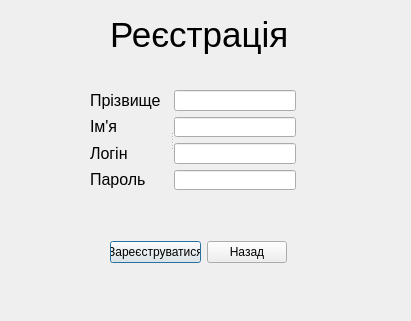
Before: the Qt Designer form e-shop/registration.ui in Andrii97/shop, drawn with Qt 5.
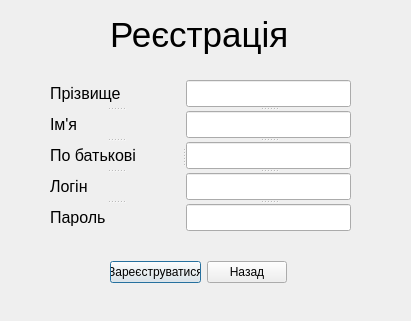
After: the same form once the commit is applied.

Diff of the .ui file:
```diff
--- a/e-shop/registration.ui
+++ b/e-shop/registration.ui
@@ -26,82 +26,11 @@
     <string>&lt;html&gt;&lt;head/&gt;&lt;body&gt;&lt;p&gt;&lt;span style=&quot; font-size:26pt;&quot;&gt;Реєстрація&lt;/span&gt;&lt;/p&gt;&lt;/body&gt;&lt;/html&gt;</string>
    </property>
   </widget>
-  <widget class="QSplitter" name="splitter">
-   <property name="geometry">
-    <rect>
-     <x>90</x>
-     <y>90</y>
-     <width>206</width>
-     <height>100</height>
-    </rect>
-   </property>
-   <property name="orientation">
-    <enum>Qt::Horizontal</enum>
-   </property>
-   <widget class="QWidget" name="layoutWidget">
-    <layout class="QVBoxLayout" name="verticalLayout">
-     <item>
-      <widget class="QLabel" name="LSurname">
-       <property name="text">
-        <string>&lt;html&gt;&lt;head/&gt;&lt;body&gt;&lt;p&gt;&lt;span style=&quot; font-size:12pt;&quot;&gt;Прізвище&lt;/span&gt;&lt;/p&gt;&lt;/body&gt;&lt;/html&gt;</string>
-       </property>
-      </widget>
-     </item>
-     <item>
-      <widget class="QLabel" name="LName">
-       <property name="text">
-        <string>&lt;html&gt;&lt;head/&gt;&lt;body&gt;&lt;p&gt;&lt;span style=&quot; font-size:12pt;&quot;&gt;Ім'я&lt;/span&gt;&lt;/p&gt;&lt;/body&gt;&lt;/html&gt;</string>
-       </property>
-       <property name="textFormat">
-        <enum>Qt::AutoText</enum>
-       </property>
-      </widget>
-     </item>
-     <item>
-      <widget class="QLabel" name="LLogin">
-       <property name="text">
-        <string>&lt;html&gt;&lt;head/&gt;&lt;body&gt;&lt;p&gt;&lt;span style=&quot; font-size:12pt;&quot;&gt;Логін&lt;/span&gt;&lt;/p&gt;&lt;/body&gt;&lt;/html&gt;</string>
-       </property>
-      </widget>
-     </item>
-     <item>
-      <widget class="QLabel" name="LPassword">
-       <property name="text">
-        <string>&lt;html&gt;&lt;head/&gt;&lt;body&gt;&lt;p&gt;&lt;span style=&quot; font-size:12pt;&quot;&gt;Пароль&lt;/span&gt;&lt;/p&gt;&lt;/body&gt;&lt;/html&gt;</string>
-       </property>
-      </widget>
-     </item>
-    </layout>
-   </widget>
-   <widget class="QWidget" name="layoutWidget">
-    <layout class="QVBoxLayout" name="verticalLayout_2">
-     <item>
-      <widget class="QLineEdit" name="TSurname"/>
-     </item>
-     <item>
-      <widget class="QLineEdit" name="TName"/>
-     </item>
-     <item>
-      <widget class="QLineEdit" name="TLogin"/>
-     </item>
-     <item>
-      <widget class="QLineEdit" name="TPassword">
-       <property name="inputMask">
-        <string/>
-       </property>
-       <property name="echoMode">
-        <enum>QLineEdit::Password</enum>
-       </property>
-      </widget>
-     </item>
-    </layout>
-   </widget>
-  </widget>
   <widget class="QWidget" name="layoutWidget">
    <property name="geometry">
     <rect>
      <x>110</x>
-     <y>240</y>
+     <y>260</y>
      <width>177</width>
      <height>25</height>
     </rect>
@@ -129,6 +58,88 @@
     </item>
    </layout>
   </widget>
+  <widget class="QSplitter" name="splitter_3">
+   <property name="geometry">
+    <rect>
+     <x>50</x>
+     <y>80</y>
+     <width>301</width>
+     <height>151</height>
+    </rect>
+   </property>
+   <property name="orientation">
+    <enum>Qt::Horizontal</enum>
+   </property>
+   <widget class="QSplitter" name="splitter_2">
+    <property name="orientation">
+     <enum>Qt::Vertical</enum>
+    </property>
+    <widget class="QLabel" name="LSurname">
+     <property name="text">
+      <string>&lt;html&gt;&lt;head/&gt;&lt;body&gt;&lt;p&gt;&lt;span style=&quot; font-size:12pt;&quot;&gt;Прізвище&lt;/span&gt;&lt;/p&gt;&lt;/body&gt;&lt;/html&gt;</string>
+     </property>
+    </widget>
+    <widget class="QLabel" name="LName">
+     <property name="text">
+      <string>&lt;html&gt;&lt;head/&gt;&lt;body&gt;&lt;p&gt;&lt;span style=&quot; font-size:12pt;&quot;&gt;Ім'я&lt;/span&gt;&lt;/p&gt;&lt;/body&gt;&lt;/html&gt;</string>
+     </property>
+     <property name="textFormat">
+      <enum>Qt::AutoText</enum>
+     </property>
+    </widget>
+    <widget class="QLabel" name="LPatronymic">
+     <property name="text">
+      <string>&lt;html&gt;&lt;head/&gt;&lt;body&gt;&lt;p&gt;&lt;span style=&quot; font-size:12pt;&quot;&gt;По батькові&lt;/span&gt;&lt;/p&gt;&lt;/body&gt;&lt;/html&gt;</string>
+     </property>
+    </widget>
+    <widget class="QLabel" name="LLogin">
+     <property name="text">
+      <string>&lt;html&gt;&lt;head/&gt;&lt;body&gt;&lt;p&gt;&lt;span style=&quot; font-size:12pt;&quot;&gt;Логін&lt;/span&gt;&lt;/p&gt;&lt;/body&gt;&lt;/html&gt;</string>
+     </property>
+    </widget>
+    <widget class="QLabel" name="LPassword">
+     <property name="text">
+      <string>&lt;html&gt;&lt;head/&gt;&lt;body&gt;&lt;p&gt;&lt;span style=&quot; font-size:12pt;&quot;&gt;Пароль&lt;/span&gt;&lt;/p&gt;&lt;/body&gt;&lt;/html&gt;</string>
+     </property>
+    </widget>
+   </widget>
+   <widget class="QSplitter" name="splitter">
+    <property name="orientation">
+     <enum>Qt::Vertical</enum>
+    </property>
+    <widget class="QLineEdit" name="TSurname">
+     <property name="styleSheet">
+      <string notr="true">font: 12pt &quot;MS Shell Dlg 2&quot;;</string>
+     </property>
+    </widget>
+    <widget class="QLineEdit" name="TName">
+     <property name="styleSheet">
+      <string notr="true">font: 12pt &quot;MS Shell Dlg 2&quot;;</string>
+     </property>
+    </widget>
+    <widget class="QLineEdit" name="TPatronymic">
+     <property name="styleSheet">
+      <string notr="true">font: 12pt &quot;MS Shell Dlg 2&quot;;</string>
+     </property>
+    </widget>
+    <widget class="QLineEdit" name="TLogin">
+     <property name="styleSheet">
+      <string notr="true">font: 12pt &quot;MS Shell Dlg 2&quot;;</string>
+     </property>
+    </widget>
+    <widget class="QLineEdit" name="TPassword">
+     <property name="styleSheet">
+      <string notr="true">font: 12pt &quot;MS Shell Dlg 2&quot;;</string>
+     </property>
+     <property name="inputMask">
+      <string/>
+     </property>
+     <property name="echoMode">
+      <enum>QLineEdit::Password</enum>
+     </property>
+    </widget>
+   </widget>
+  </widget>
  </widget>
  <resources/>
  <connections/>
```
